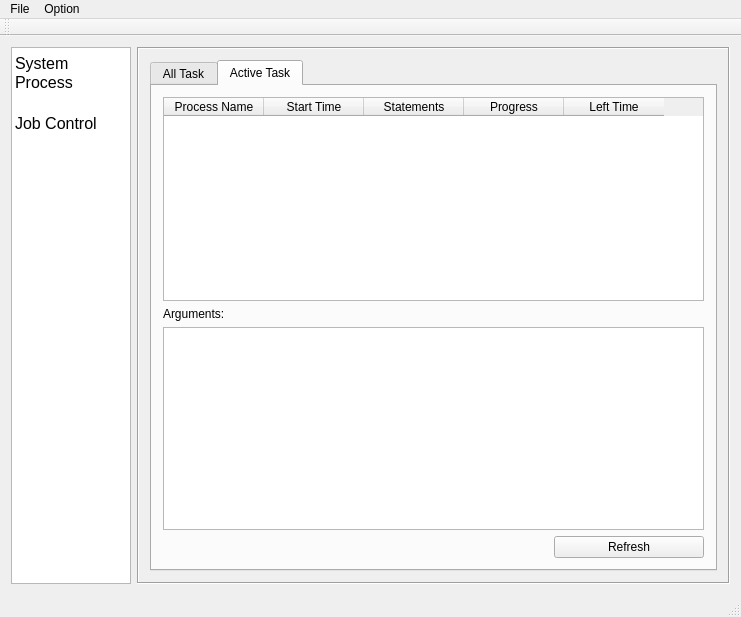
Qt form qjdprocessmainwindow.ui (xtfllbl/qjdprocess) before a commit.
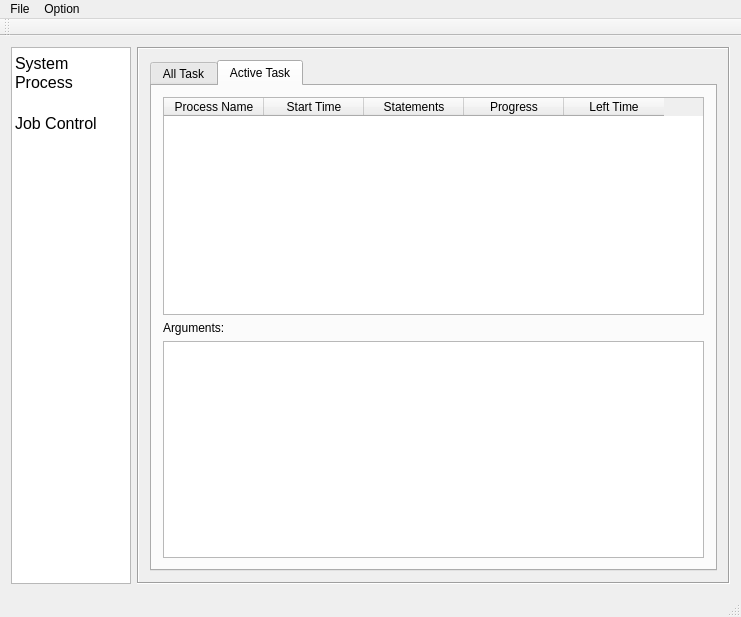
The same form after that commit. The open tabs and pages were chosen to show the change. Icons and pictures are not drawn.

Diff of the .ui file:
```diff
--- a/qjdprocessmainwindow.ui
+++ b/qjdprocessmainwindow.ui
@@ -499,40 +499,6 @@
             <item row="2" column="0" colspan="2">
              <widget class="QTextBrowser" name="activeArguBrowser"/>
             </item>
-            <item row="3" column="1">
-             <layout class="QHBoxLayout" name="horizontalLayout">
-              <item>
-               <spacer name="horizontalSpacer_2">
-                <property name="orientation">
-                 <enum>Qt::Horizontal</enum>
-                </property>
-                <property name="sizeHint" stdset="0">
-                 <size>
-                  <width>88</width>
-                  <height>20</height>
-                 </size>
-                </property>
-               </spacer>
-              </item>
-              <item>
-               <widget class="QPushButton" name="btnRefresh">
-                <property name="minimumSize">
-                 <size>
-                  <width>150</width>
-                  <height>0</height>
-                 </size>
-                </property>
-                <property name="text">
-                 <string>Refresh</string>
-                </property>
-                <property name="icon">
-                 <iconset>
-                  <normaloff>../../soft/pretty/iRaveH20 3 Lights Edition/48x48/actions/gtk-refresh.png</normaloff>../../soft/pretty/iRaveH20 3 Lights Edition/48x48/actions/gtk-refresh.png</iconset>
-                </property>
-               </widget>
-              </item>
-             </layout>
-            </item>
            </layout>
           </widget>
          </widget>
```
Left out of the diff: 3 changed lines with no effect on the pictures.
